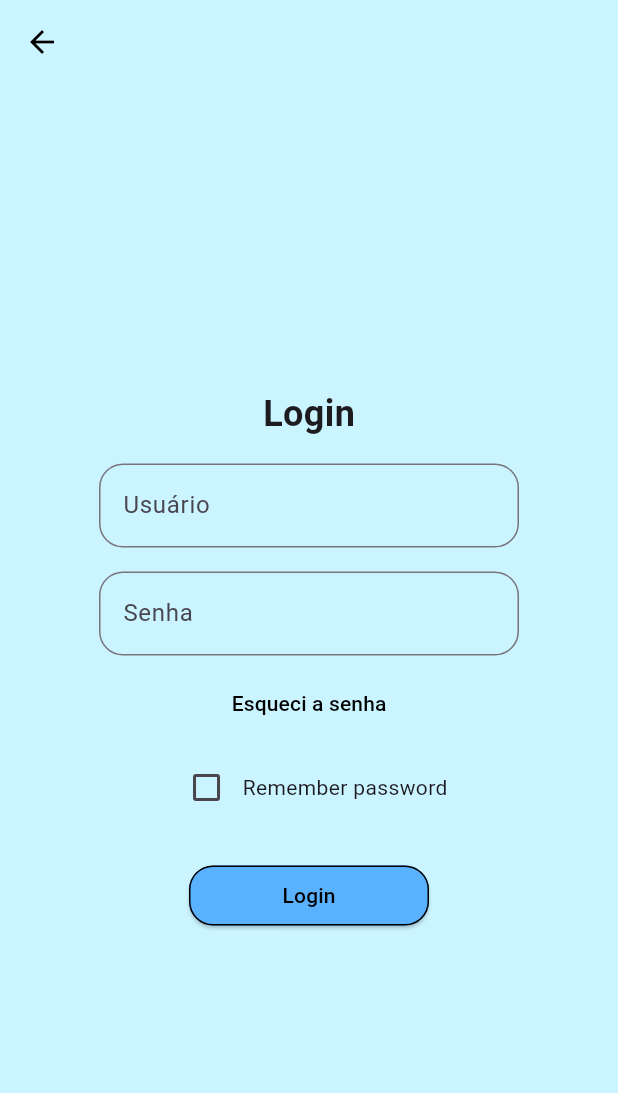
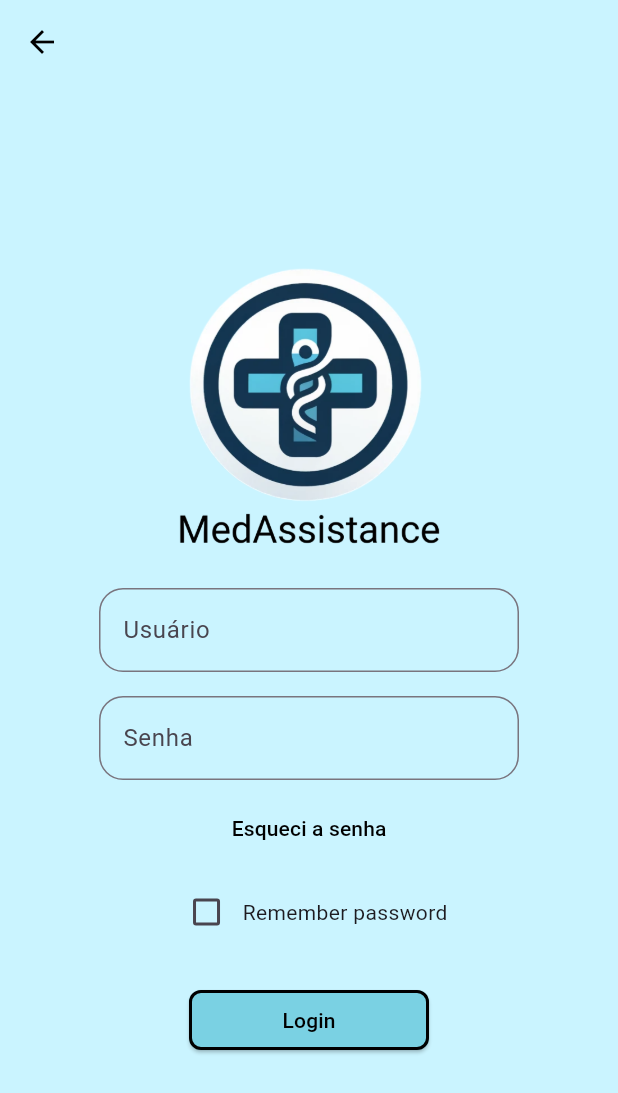
Before and after one commit to luborn-dev/med-assistance-frontend, a Flutter app: the screen it shows after launch, after a tap on "Login", on a phone screen of 412 x 824 dp. Shown: the top 1093 px of the screen. Run offline on Flutter 3.47's test engine with Material 3 defaults, Android fonts, the phone set to English and light mode, and no system bars; our stand-ins replace google_fonts.

Commit message:
FEAT: new design

```diff
--- a/lib/main.dart
+++ b/lib/main.dart
@@ -16,12 +16,12 @@ class MyApp extends StatelessWidget {
   @override
   Widget build(BuildContext context) {
     return MaterialApp(
-      title: 'My App',
+      title: 'MedAssistance',
       theme: ThemeData(
         textTheme: GoogleFonts.robotoTextTheme(),
         primarySwatch: Colors.blue,
         scaffoldBackgroundColor: const Color(0xffCAF4FF), // Default background color
-        elevatedButtonTheme: const ElevatedButtonThemeData(style: ButtonStyle(backgroundColor: MaterialStatePropertyAll(Color(0xff5AB2FF)))),
+        elevatedButtonTheme: const ElevatedButtonThemeData(style: ButtonStyle(backgroundColor: MaterialStatePropertyAll(Color(0xff7ad1e3)))),
         appBarTheme: const AppBarTheme(
           backgroundColor: Color(0xffCAF4FF), // Apply same color to AppBar
           foregroundColor: Colors.black, // Customize text/icon color in AppBar
--- a/lib/screens/home_screen.dart
+++ b/lib/screens/home_screen.dart
@@ -13,7 +13,7 @@ class _HomeScreenState extends State<HomeScreen> {
   void initState() {
     super.initState();
     // Delay of 3 seconds
-    Future.delayed(const Duration(seconds: 3), () {
+    Future.delayed(const Duration(seconds: 4), () {
       Navigator.pushReplacementNamed(context, '/main');
     });
   }
--- a/lib/screens/login_screen.dart
+++ b/lib/screens/login_screen.dart
@@ -42,12 +42,10 @@ class _LoginScreenState extends State<LoginScreen> {
         child: Column(
           mainAxisAlignment: MainAxisAlignment.center,
           children: [
-            const Text(
-              'Login',
-              style: TextStyle(
-                fontSize: 24,
-                fontWeight: FontWeight.bold,
-              ),
+            const Image(
+              image: AssetImage('assets/logo.png'),
+              width: 200, // Adjust size according to your preference
+              height: 200,
             ),
             const SizedBox(height: 16),
             Form(
@@ -95,8 +93,8 @@ class _LoginScreenState extends State<LoginScreen> {
             ElevatedButton(
               style: ElevatedButton.styleFrom(
                 shape: const RoundedRectangleBorder(
-                  borderRadius: BorderRadius.all(Radius.circular(16)),
-                  side: BorderSide(width: 1, color: Colors.black),
+                  borderRadius: BorderRadius.all(Radius.circular(8)),
+                  side: BorderSide(width: 2, color: Colors.black),
                 ),
                 foregroundColor: Colors.black,
                 minimumSize: const Size(160, 40),
--- a/lib/screens/main_screen.dart
+++ b/lib/screens/main_screen.dart
@@ -10,12 +10,10 @@ class MainScreen extends StatelessWidget {
         child: Column(
           mainAxisAlignment: MainAxisAlignment.center,
           children: [
-            const Text(
-              'MedAssistance',
-              style: TextStyle(
-                fontSize: 32,
-                fontWeight: FontWeight.bold,
-              ),
+            const Image(
+              image: AssetImage('assets/logo.png'),
+              width: 300, // Adjust size according to your preference
+              height: 300,
             ),
             const SizedBox(height: 8),
             const Text(
@@ -29,27 +27,27 @@ class MainScreen extends StatelessWidget {
             ElevatedButton(
               style: ElevatedButton.styleFrom(
                 shape: const RoundedRectangleBorder(
-                  borderRadius: BorderRadius.all(Radius.circular(16)),
-                  side: BorderSide(width: 1, color: Colors.black),
+                  borderRadius: BorderRadius.all(Radius.circular(8)),
+                  side: BorderSide(width: 2, color: Colors.black),
                 ),
                 foregroundColor: Colors.black,
-                minimumSize: const Size(200, 40),
+                minimumSize: const Size(200, 60),
               ),
               onPressed: () => Navigator.pushReplacementNamed(context, '/login'),
-              child: const Text('Login'),
+              child: const Text('Login', style: TextStyle(fontSize: 32)),
             ),
-            const SizedBox(height: 16),
+            const SizedBox(height: 32),
             ElevatedButton(
               style: ElevatedButton.styleFrom(
                 shape: const RoundedRectangleBorder(
-                  borderRadius: BorderRadius.all(Radius.circular(16)),
-                  side: BorderSide(width: 1, color: Colors.black),
+                  borderRadius: BorderRadius.all(Radius.circular(8)),
+                  side: BorderSide(width: 2, color: Colors.black),
                 ),
                 foregroundColor: Colors.black,
-                minimumSize: const Size(200, 40),
+                minimumSize: const Size(200, 60),
               ),
               onPressed: () => Navigator.pushReplacementNamed(context, '/signup'),
-              child: const Text('Cadastro'),
+              child: const Text('Cadastro', style: TextStyle(fontSize: 32)),
             ),
           ],
         ),
--- a/lib/screens/signup_screen.dart
+++ b/lib/screens/signup_screen.dart
@@ -45,12 +45,10 @@ class _SignupScreenState extends State<SignupScreen> {
         child: Column(
           mainAxisAlignment: MainAxisAlignment.center,
           children: [
-            const Text(
-              'Cadastro',
-              style: TextStyle(
-                fontSize: 24,
-                fontWeight: FontWeight.bold,
-              ),
+            const Image(
+              image: AssetImage('assets/logo.png'),
+              width: 200, // Adjust size according to your preference
+              height: 200,
             ),
             const SizedBox(height: 16),
             Form(
@@ -67,14 +65,13 @@ class _SignupScreenState extends State<SignupScreen> {
                 ],
               ),
             ),
-            const SizedBox(height: 24), // Gap before the button
+            const SizedBox(height: 24),
             ElevatedButton(
               style: ElevatedButton.styleFrom(
                 shape: const RoundedRectangleBorder(
-                  borderRadius: BorderRadius.all(Radius.circular(16)),
+                  borderRadius: BorderRadius.all(Radius.circular(8)),
                   side: BorderSide(width: 2, color: Colors.black),
                 ),
-                backgroundColor: Colors.white,
                 foregroundColor: Colors.black,
                 minimumSize: const Size(160, 40),
               ),
```
